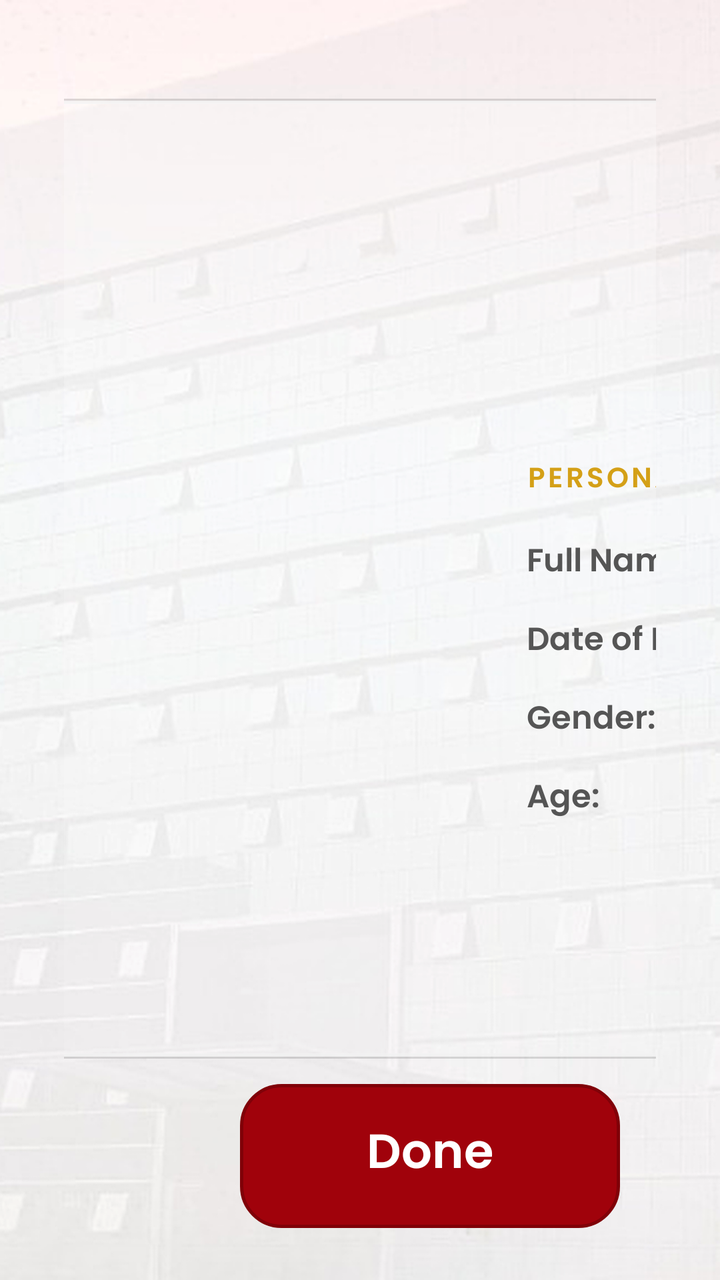
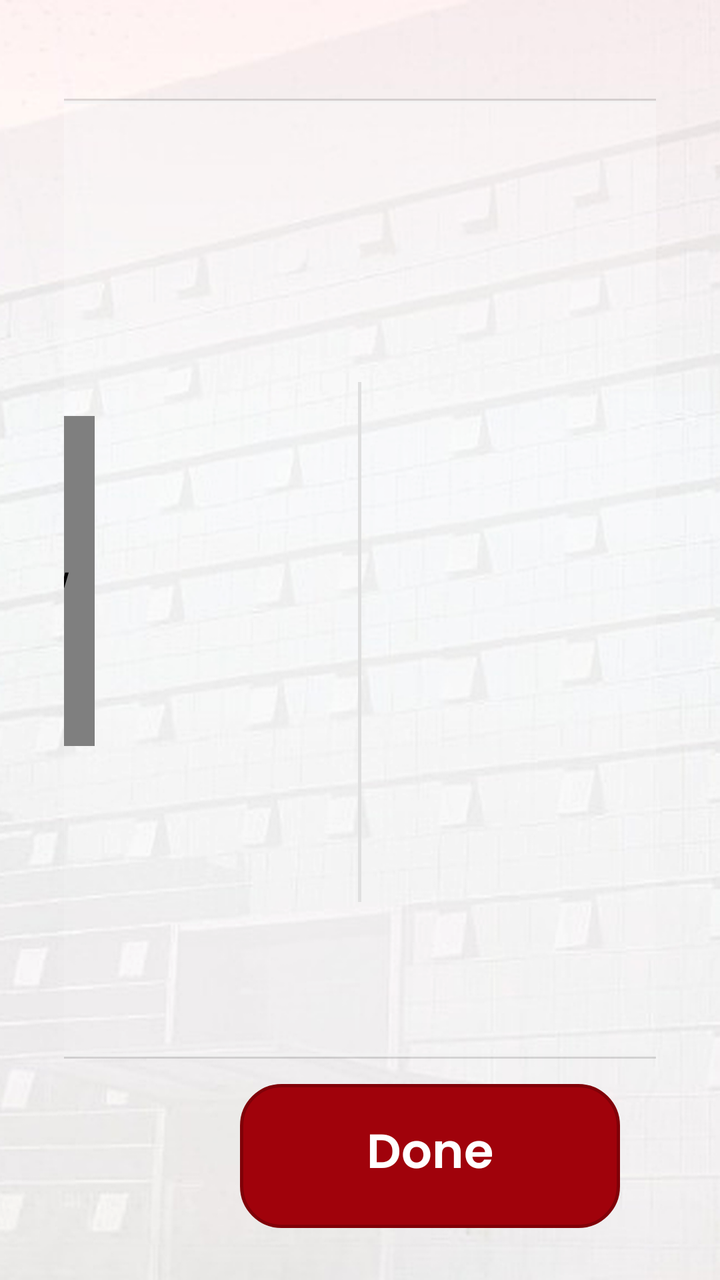

Compare the two renders of this Android layout. The source of the first and the diff that turns it into the second are given below.
<!-- AndroidManifest.xml: application theme Theme.PNBBank -->
<!-- res/layout/activity_credit_score_result.xml -->
<?xml version="1.0" encoding="utf-8"?>
<FrameLayout xmlns:android="http://schemas.android.com/apk/res/android"
    android:layout_width="match_parent"
    android:layout_height="match_parent">

    
    <ImageView
        android:layout_width="match_parent"
        android:layout_height="match_parent"
        android:scaleType="centerCrop"
        android:src="@drawable/bg_kiosk" />

    
    <LinearLayout
        android:layout_width="match_parent"
        android:layout_height="match_parent"
        android:gravity="center"
        android:orientation="horizontal"
        android:paddingHorizontal="32dp"
        android:paddingTop="24dp"
        android:paddingBottom="85dp">

        <LinearLayout
            android:id="@+id/glassInnerContainer"
            android:layout_width="1200dp"
            android:layout_height="480dp"
            android:background="@drawable/bg_glass_card"
            android:clipToOutline="true"
            android:elevation="24dp"
            android:orientation="vertical"
            android:outlineProvider="background"
            android:paddingHorizontal="36dp"
            android:paddingVertical="32dp"
            android:translationZ="8dp">

            
            <TextView
                android:layout_width="wrap_content"
                android:layout_height="wrap_content"
                android:text="Credit Score Report"
                android:textColor="@color/pnb_red"
                android:textSize="28sp"
                android:textStyle="bold" />

            
            <LinearLayout
                android:layout_width="match_parent"
                android:layout_height="0dp"
                android:layout_weight="1"
                android:layout_marginTop="16dp"
                android:orientation="horizontal"
                android:gravity="center_vertical">

                
                <LinearLayout
                    android:layout_width="360dp"
                    android:layout_height="wrap_content"
                    android:gravity="center_horizontal"
                    android:orientation="vertical">

                    
                    <TextView
                        android:layout_width="wrap_content"
                        android:layout_height="wrap_content"
                        android:text="Here is your credit rate 🙂"
                        android:textColor="@color/text_primary"
                        android:textSize="18sp"
                        android:textStyle="bold" />

                    
                    <FrameLayout
                        android:layout_width="300dp"
                        android:layout_height="240dp"
                        android:layout_marginTop="16dp">

                        
                        <com.pnb.bank.ui.views.ArcGaugeView
                            android:id="@+id/arcGaugeView"
                            android:layout_width="match_parent"
                            android:layout_height="165dp"
                            android:layout_gravity="top" />

                        
                        <LinearLayout
                            android:layout_width="wrap_content"
                            android:layout_height="wrap_content"
                            android:layout_gravity="top|center_horizontal"
                            android:layout_marginTop="105dp"
                            android:gravity="center"
                            android:orientation="vertical">

                            
                            <TextView
                                android:id="@+id/tvResultScore"
                                android:layout_width="wrap_content"
                                android:layout_height="wrap_content"
                                android:includeFontPadding="false"
                                android:text="755"
                                android:textColor="@color/text_primary"
                                android:textSize="58sp"
                                android:textStyle="bold" />

                            
                            <TextView
                                android:id="@+id/tvResultRating"
                                android:layout_width="wrap_content"
                                android:layout_height="wrap_content"
                                android:layout_marginTop="2dp"
                                android:text="Excellent Rating"
                                android:textSize="14sp"
                                android:textStyle="bold" />
                        </LinearLayout>
                    </FrameLayout>

                    
                    <TextView
                        android:id="@+id/tvResultScoreDetails"
                        android:layout_width="wrap_content"
                        android:layout_height="wrap_content"
                        android:layout_marginTop="10dp"
                        android:text="Type: ERS | Version: 3.1"
                        android:textColor="@color/text_secondary"
                        android:textSize="13sp" />

                </LinearLayout>

                
                <View
                    android:layout_width="1.5dp"
                    android:layout_height="220dp"
                    android:layout_marginHorizontal="30dp"
                    android:background="@color/divider" />

                
                <LinearLayout
                    android:layout_width="0dp"
                    android:layout_height="wrap_content"
                    android:layout_weight="1"
                    android:gravity="center_horizontal"
                    android:orientation="vertical">

                    <LinearLayout
                        android:layout_width="wrap_content"
                        android:layout_height="wrap_content"
                        android:orientation="vertical">

                        <TextView
                            android:layout_width="wrap_content"
                            android:layout_height="wrap_content"
                            android:text="PERSONAL INFORMATION"
                            android:textColor="@color/pnb_gold"
                            android:textSize="14sp"
                            android:textStyle="bold"
                            android:letterSpacing="0.1" />

                        
                        <LinearLayout
                            android:layout_width="wrap_content"
                            android:layout_height="wrap_content"
                            android:layout_marginTop="16dp"
                            android:orientation="horizontal">
                            <TextView
                                android:layout_width="140dp"
                                android:layout_height="wrap_content"
                                android:text="Full Name:"
                                android:textColor="@color/text_secondary"
                                android:textSize="16sp" />
                            <TextView
                                android:id="@+id/tvResultName"
                                android:layout_width="wrap_content"
                                android:layout_height="wrap_content"
                                android:text="Manish Gupta"
                                android:textColor="@color/text_primary"
                                android:textSize="16sp"
                                android:textStyle="bold" />
                        </LinearLayout>

                        
                        <LinearLayout
                            android:layout_width="wrap_content"
                            android:layout_height="wrap_content"
                            android:layout_marginTop="12dp"
                            android:orientation="horizontal">
                            <TextView
                                android:layout_width="140dp"
                                android:layout_height="wrap_content"
                                android:text="Date of Birth:"
                                android:textColor="@color/text_secondary"
                                android:textSize="16sp" />
                            <TextView
                                android:id="@+id/tvResultDob"
                                android:layout_width="wrap_content"
                                android:layout_height="wrap_content"
                                android:text="1996-02-21"
                                android:textColor="@color/text_primary"
                                android:textSize="16sp"
                                android:textStyle="bold" />
                        </LinearLayout>

                        
                        <LinearLayout
                            android:layout_width="wrap_content"
                            android:layout_height="wrap_content"
                            android:layout_marginTop="12dp"
                            android:orientation="horizontal">
                            <TextView
                                android:layout_width="140dp"
                                android:layout_height="wrap_content"
                                android:text="Gender:"
                                android:textColor="@color/text_secondary"
                                android:textSize="16sp" />
                            <TextView
                                android:id="@+id/tvResultGender"
                                android:layout_width="wrap_content"
                                android:layout_height="wrap_content"
                                android:text="Male"
                                android:textColor="@color/text_primary"
                                android:textSize="16sp"
                                android:textStyle="bold" />
                        </LinearLayout>

                        
                        <LinearLayout
                            android:layout_width="wrap_content"
                            android:layout_height="wrap_content"
                            android:layout_marginTop="12dp"
                            android:orientation="horizontal">
                            <TextView
                                android:layout_width="140dp"
                                android:layout_height="wrap_content"
                                android:text="Age:"
                                android:textColor="@color/text_secondary"
                                android:textSize="16sp" />
                            <TextView
                                android:id="@+id/tvResultAge"
                                android:layout_width="wrap_content"
                                android:layout_height="wrap_content"
                                android:text="27 Years"
                                android:textColor="@color/text_primary"
                                android:textSize="16sp"
                                android:textStyle="bold" />
                        </LinearLayout>
                    </LinearLayout>

                </LinearLayout>

            </LinearLayout>

        </LinearLayout>
    </LinearLayout>

    
    <LinearLayout
        android:id="@+id/btnResultDone"
        android:layout_width="190dp"
        android:layout_height="72dp"
        android:layout_gravity="bottom|end"
        android:layout_marginEnd="50dp"
        android:layout_marginBottom="26dp"
        android:background="@drawable/bg_proceed_button"
        android:clickable="true"
        android:focusable="true"
        android:gravity="center">

        <TextView
            android:layout_width="wrap_content"
            android:layout_height="wrap_content"
            android:text="Done"
            android:textColor="#FFFFFF"
            android:textSize="24sp"
            android:textStyle="bold" />
    </LinearLayout>

</FrameLayout>
<!-- resources referenced by this layout -->
<resources>
  <color name="divider">#E0E0E0</color>
  <color name="pnb_gold">#D4A017</color>
  <color name="pnb_red">#C0161C</color>
  <color name="text_primary">#1A1A1A</color>
  <color name="text_secondary">#555555</color>
  <!-- drawable bg_glass_card (drawable) -->
  <?xml version="1.0" encoding="utf-8"?>
  <layer-list xmlns:android="http://schemas.android.com/apk/res/android">
      
      <item>
          <shape android:shape="rectangle">
              <corners android:radius="26dp" />
              <stroke
                  android:width="2.5dp"
                  android:color="#22000000" />
          </shape>
      </item>
  
      
      <item
          android:bottom="1dp"
          android:left="1dp"
          android:right="1dp"
          android:top="1dp">
          <shape android:shape="rectangle">
              
              <gradient
                  android:angle="270"
                  android:endColor="#1CFFFFFF"
                  android:startColor="#45FFFFFF"
                  android:type="linear" />
              
              <stroke
                  android:width="1.5dp"
                  android:color="#B3FFFFFF" />
              <corners android:radius="25dp" />
          </shape>
      </item>
  </layer-list>
  <!-- drawable bg_kiosk (drawable) -->
  <?xml version="1.0" encoding="utf-8"?>
  <bitmap xmlns:android="http://schemas.android.com/apk/res/android"
      android:src="@drawable/bg_kiosk_new"
      android:filter="true"
      android:dither="true"
      android:mipMap="true" />
  <!-- drawable bg_proceed_button (drawable) -->
  <?xml version="1.0" encoding="utf-8"?>
  <ripple xmlns:android="http://schemas.android.com/apk/res/android"
      android:color="#20FFFFFF">
      <item>
          <shape android:shape="rectangle">
              <solid android:color="#A0020B" />
              <stroke
                  android:width="1.5dp"
                  android:color="#800108" />
              <corners android:radius="20dp" />
          </shape>
      </item>
  </ripple>
  <style name="Theme.PNBBank" parent="Theme.AppCompat.Light.NoActionBar">
          <item name="colorPrimary">@color/pnb_red</item>
          <item name="colorPrimaryDark">@color/pnb_red_dark</item>
          <item name="colorAccent">@color/pnb_gold</item>
          <item name="android:windowBackground">@color/bg_white</item>
          <item name="android:statusBarColor">@android:color/transparent</item>
          <item name="android:navigationBarColor">@android:color/transparent</item>
          <item name="android:windowFullscreen">true</item>
          <item name="android:fontFamily">@font/poppins</item>
          <item name="fontFamily">@font/poppins</item>
          <item name="android:textFontWeight">600</item>
      </style>
  <!-- drawable bg_kiosk_new: png bitmap (drawable, 731864 bytes) -->
  <color name="pnb_red_dark">#8B0000</color>
  <color name="bg_white">#FFFFFF</color>
</resources>

<!-- the commit's change to res/layout/activity_credit_score_result.xml (unified diff, before → after) -->
@@ -53,8 +53,9 @@
 
                 
                 <LinearLayout
-                    android:layout_width="360dp"
+                    android:layout_width="0dp"
                     android:layout_height="wrap_content"
+                    android:layout_weight="1"
                     android:gravity="center_horizontal"
                     android:orientation="vertical">
 
@@ -127,8 +128,8 @@
                 
                 <View
                     android:layout_width="1.5dp"
-                    android:layout_height="220dp"
-                    android:layout_marginHorizontal="30dp"
+                    android:layout_height="260dp"
+                    android:layout_marginHorizontal="0dp"
                     android:background="@color/divider" />
 
                 
